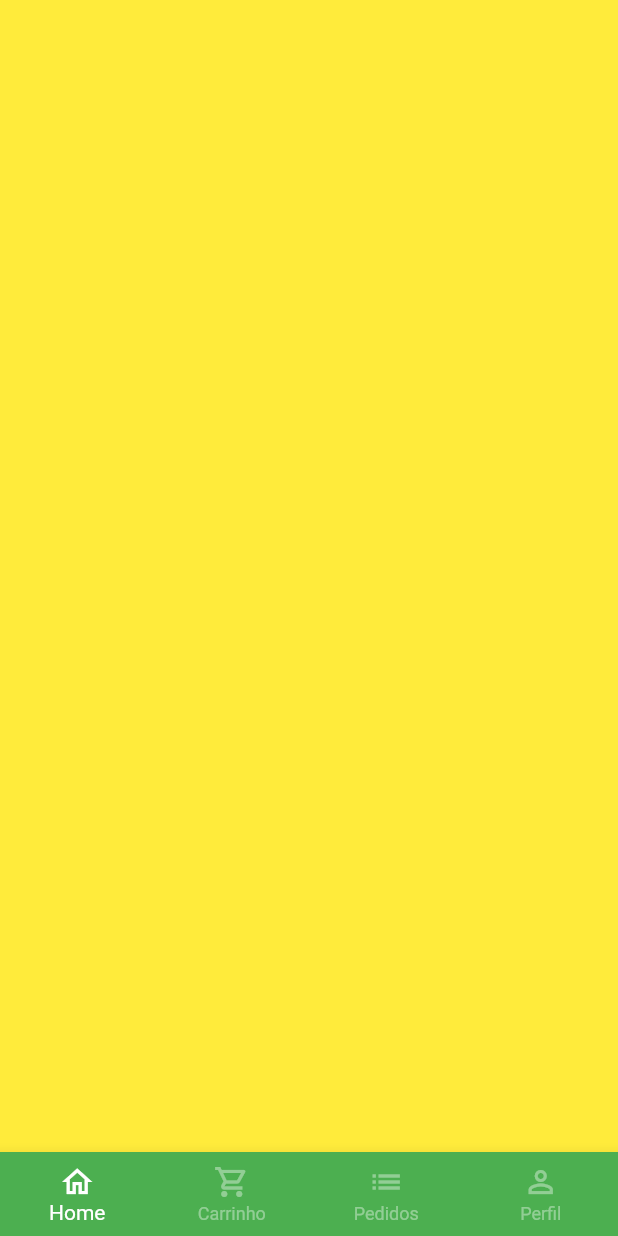
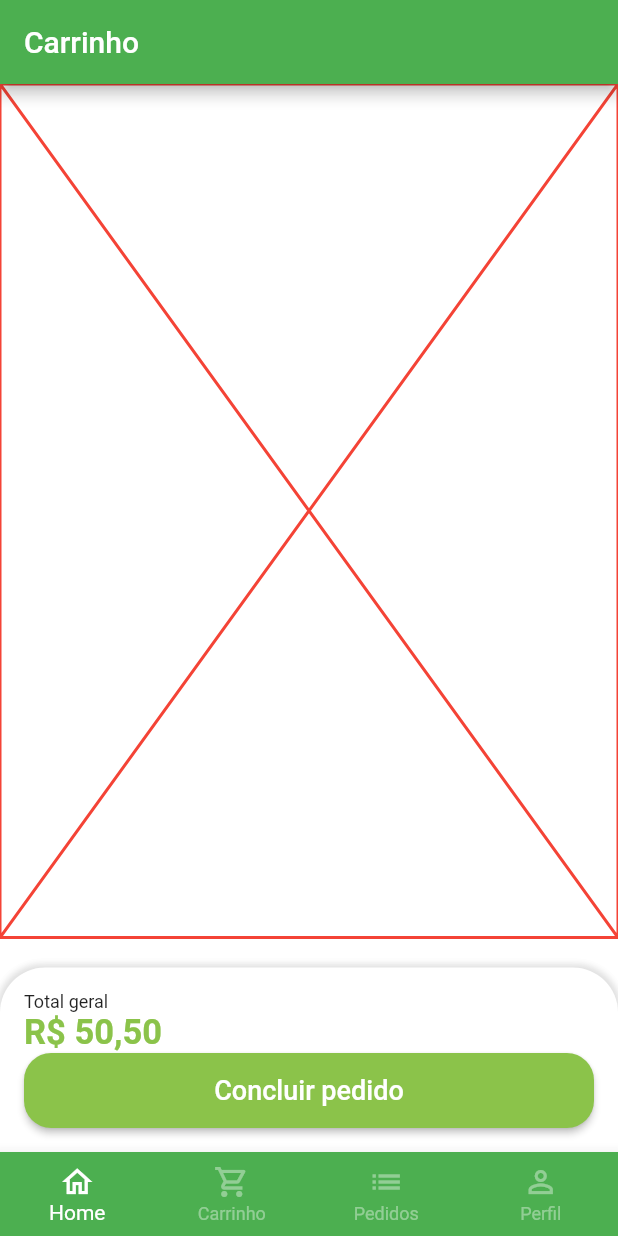
Before and after one commit to thomasbalmant/appQuitanda, a Flutter app: the BaseScreen screen opened directly, swiped to page 2, on a phone screen of 412 x 824 dp. Run offline on Flutter 3.47's test engine with Material 2 defaults, Android fonts, the phone set to English and light mode, and no system bars; our stand-ins replace animated_text_kit, badges, mask_text_input_formatter.

Commit message:
cart_tab

```diff
--- a/lib/src/pages/base/base_screen.dart
+++ b/lib/src/pages/base/base_screen.dart
@@ -1,5 +1,7 @@
 import 'package:flutter/material.dart';
 import 'package:quitanda_getx/src/pages/home/home_tab.dart';
+
+import '../cart/cart_tab.dart';
 
 class BaseScreen extends StatefulWidget {
   const BaseScreen({super.key});
@@ -19,8 +21,8 @@
         physics: const NeverScrollableScrollPhysics(),
         controller: pageController,
         children: [
-          HomeTab(),
-          Container(color: Colors.yellow),
+          const HomeTab(),
+          CartTab(),
           Container(color: Colors.blue),
           Container(color: Colors.purple),
         ],
--- /dev/null
+++ b/lib/src/pages/cart/cart_tab.dart
@@ -0,0 +1,80 @@
+import 'package:flutter/material.dart';
+import 'package:quitanda_getx/src/config/custom_colors.dart';
+import 'package:quitanda_getx/src/services/utils_services.dart';
+
+class CartTab extends StatelessWidget {
+  CartTab({super.key});
+
+  final UtilsServices utilServices = UtilsServices();
+
+  @override
+  Widget build(BuildContext context) {
+    return Scaffold(
+      appBar: AppBar(
+        title: const Text('Carrinho'),
+      ),
+      body: Column(
+        children: [
+          const Expanded(
+            child: Placeholder(
+              color: Colors.red,
+            ),
+          ),
+          const SizedBox(height: 20),
+          Container(
+            padding: const EdgeInsets.all(16),
+            decoration: BoxDecoration(
+              color: Colors.white,
+              borderRadius: const BorderRadius.vertical(
+                top: Radius.circular(30),
+              ),
+              boxShadow: [
+                BoxShadow(
+                  color: Colors.grey.shade300,
+                  blurRadius: 3,
+                  spreadRadius: 2,
+                )
+              ],
+            ),
+            child: Column(
+              crossAxisAlignment: CrossAxisAlignment.stretch,
+              children: [
+                const Text(
+                  'Total geral',
+                  style: TextStyle(
+                    fontSize: 12,
+                  ),
+                ),
+                Text(
+                  utilServices.priceToCurrency(50.5),
+                  style: TextStyle(
+                    fontSize: 23,
+                    color: CustomColors.customSwatchColor,
+                    fontWeight: FontWeight.bold,
+                  ),
+                ),
+                SizedBox(
+                  height: 50,
+                  child: ElevatedButton(
+                    style: ElevatedButton.styleFrom(
+                        primary: CustomColors.customSwatchColor,
+                        shape: RoundedRectangleBorder(
+                          borderRadius: BorderRadius.circular(18),
+                        )),
+                    onPressed: () {},
+                    child: const Text(
+                      'Concluir pedido',
+                      style: TextStyle(
+                        fontSize: 18,
+                      ),
+                    ),
+                  ),
+                ),
+              ],
+            ),
+          )
+        ],
+      ),
+    );
+  }
+}
```
